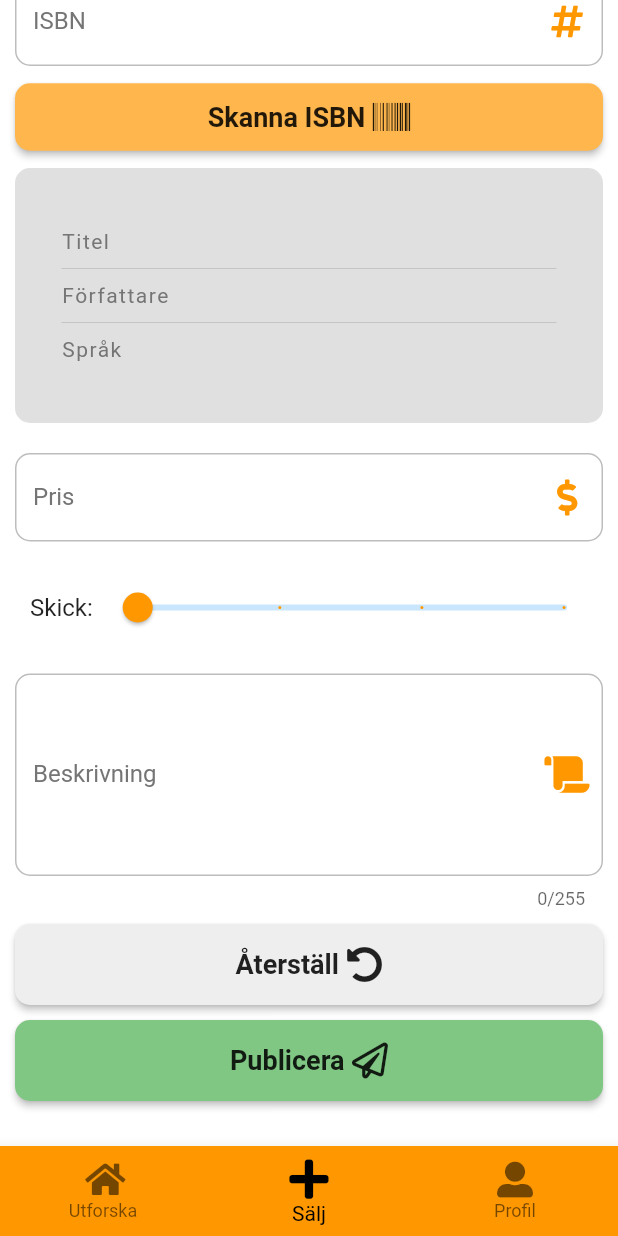
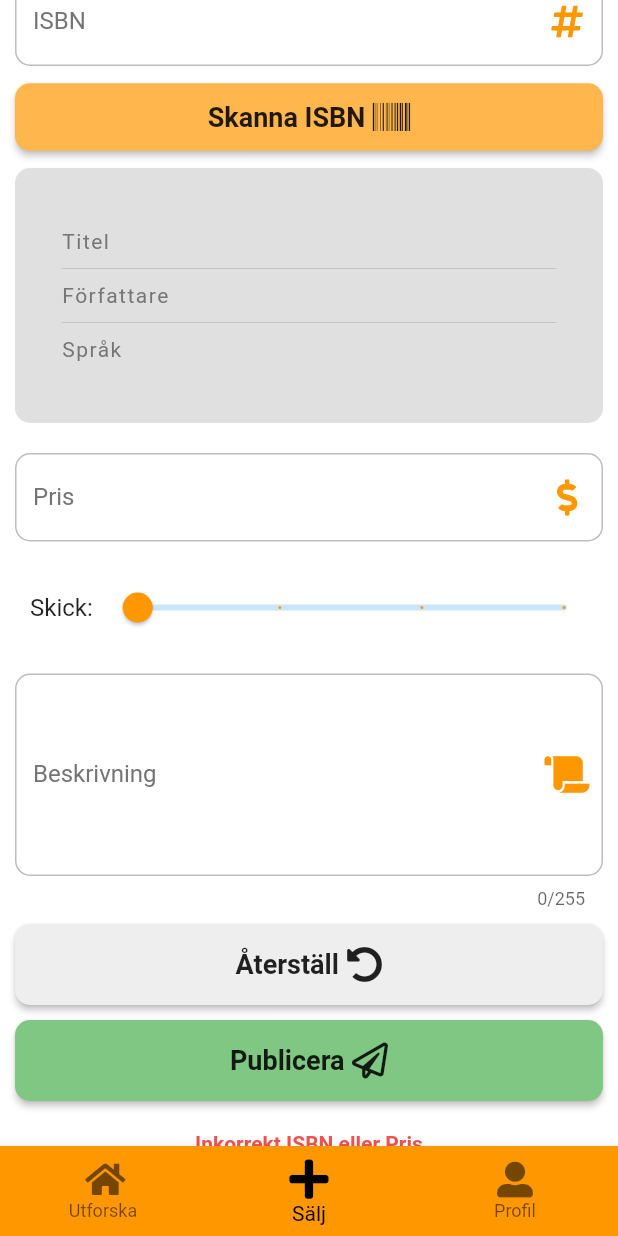
Before and after one commit to connysten/student_market_app, a Flutter app: the Home screen opened by its route, item 2 of the bottom bar chosen, scrolled down 245 dp, after a tap on "Publicera", on a phone screen of 412 x 824 dp. Run offline on Flutter 3.47's test engine with Material 2 defaults, Android fonts, the phone set to English and light mode, and no system bars; our stand-ins replace cached_network_image, cloud_firestore, firebase_auth, firebase_storage, flutter_slidable, font_awesome_flutter and 3 more; missing offline and left inert: barcode_scan, flutter_facebook_login; accounts and stored records are empty.

Commit message:
felhantering sell

```diff
--- a/lib/pages/sell.dart
+++ b/lib/pages/sell.dart
@@ -32,6 +32,7 @@ class _SellState extends State<Sell> {
   final isbnController = TextEditingController();
   final priceController = TextEditingController();
   final descriptionController = TextEditingController();
+  var error = false;
 
   @override
   void initState() {
@@ -106,8 +107,12 @@ class _SellState extends State<Sell> {
                             ? "Numbers on the back of the book..."
                             : "Nummer på baksidan av boken...",
                         hintStyle: TextStyle(
-                            fontStyle: FontStyle.italic, fontSize: 12,
-                        color: global.darkModeActive == true ? Colors.grey[600] : null,),
+                          fontStyle: FontStyle.italic,
+                          fontSize: 12,
+                          color: global.darkModeActive == true
+                              ? Colors.grey[600]
+                              : null,
+                        ),
                         labelText: "ISBN",
                         labelStyle: TextStyle(color: Colors.grey[600]),
                         enabledBorder: OutlineInputBorder(
@@ -127,7 +132,9 @@ class _SellState extends State<Sell> {
                       ),
                       keyboardType: TextInputType.number,
                       style: TextStyle(
-                        color: global.darkModeActive == true ? Colors.grey[400] : null,
+                        color: global.darkModeActive == true
+                            ? Colors.grey[400]
+                            : null,
                       ),
                     ),
                   ),
@@ -316,7 +323,8 @@ class _SellState extends State<Sell> {
                   ),
                 ),
                 style: TextStyle(
-                  color: global.darkModeActive == true ? Colors.grey[400] : null,
+                  color:
+                      global.darkModeActive == true ? Colors.grey[400] : null,
                 ),
               ),
               SizedBox(
@@ -387,7 +395,8 @@ class _SellState extends State<Sell> {
                   ),
                 ),
                 style: TextStyle(
-                  color: global.darkModeActive == true ? Colors.grey[400] : null,
+                  color:
+                      global.darkModeActive == true ? Colors.grey[400] : null,
                 ),
               ),
               SizedBox(
@@ -434,6 +443,9 @@ class _SellState extends State<Sell> {
                         borderRadius: BorderRadius.circular(10),
                       ),
                       onPressed: () async {
+                        if (tempBook == null &&
+                            priceController.text.isNotEmpty &&
+                            int.parse(priceController.text) >= 0) {
                           var docRef = await DatabaseService().createAdd(
                             tempBook.title,
                             tempBook.creator,
@@ -453,6 +465,11 @@ class _SellState extends State<Sell> {
                               builder: (context) => DetailAdd(docSnap, 1),
                             ),
                           );
+                        } else {
+                          setState(() {
+                            error = true;
+                          });
+                        }
                       },
                       child: Row(
                         mainAxisAlignment: MainAxisAlignment.center,
@@ -477,6 +494,11 @@ class _SellState extends State<Sell> {
               SizedBox(
                 height: 20,
               ),
+              error
+                  ? Text(global.currentLanguage == global.Language.eng
+                      ? "Incorrect ISBN or Price"
+                      : "Inkorrekt ISBN eller Pris", style: TextStyle(color: Colors.red[400], fontWeight: FontWeight.bold),)
+                  : Container()
             ],
           ),
         ),
```
Lines whose indentation alone changed are shown as unchanged.
